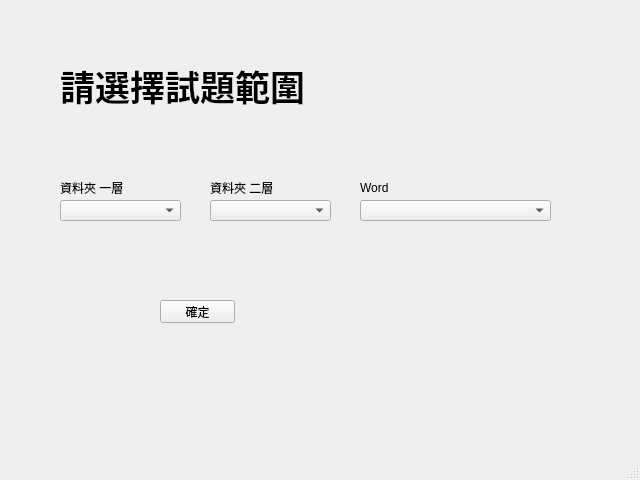
Before: the Qt Designer form view/test.ui in allen880612/Question-Database-System, drawn with Qt 5.
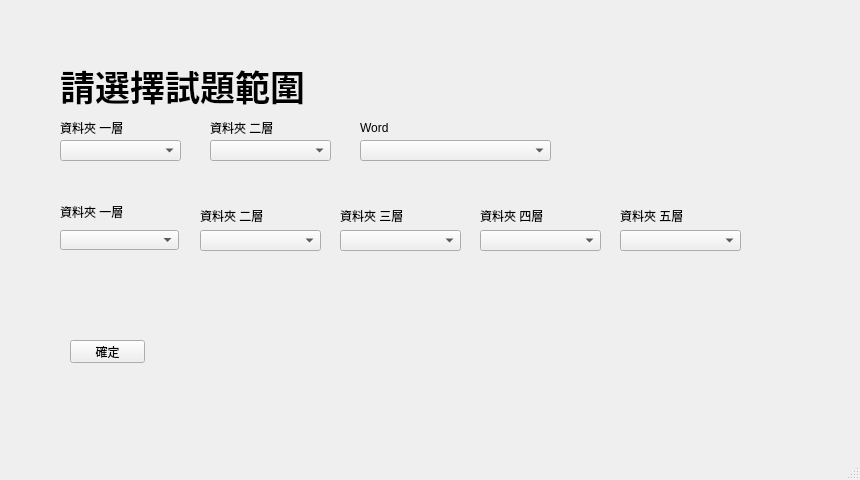
After: the same form once the commit is applied.

What changed in the file:
```diff
--- a/view/test.ui
+++ b/view/test.ui
@@ -6,7 +6,7 @@
    <rect>
     <x>0</x>
     <y>0</y>
-    <width>640</width>
+    <width>860</width>
     <height>480</height>
    </rect>
   </property>
@@ -38,8 +38,8 @@
    <widget class="QPushButton" name="btn_confirm">
     <property name="geometry">
      <rect>
-      <x>160</x>
-      <y>300</y>
+      <x>70</x>
+      <y>340</y>
       <width>75</width>
       <height>23</height>
      </rect>
@@ -52,7 +52,7 @@
     <property name="geometry">
      <rect>
       <x>60</x>
-      <y>200</y>
+      <y>140</y>
       <width>121</width>
       <height>21</height>
      </rect>
@@ -62,7 +62,7 @@
     <property name="geometry">
      <rect>
       <x>210</x>
-      <y>200</y>
+      <y>140</y>
       <width>121</width>
       <height>21</height>
      </rect>
@@ -72,7 +72,7 @@
     <property name="geometry">
      <rect>
       <x>360</x>
-      <y>200</y>
+      <y>140</y>
       <width>191</width>
       <height>21</height>
      </rect>
@@ -82,7 +82,7 @@
     <property name="geometry">
      <rect>
       <x>60</x>
-      <y>180</y>
+      <y>120</y>
       <width>91</width>
       <height>16</height>
      </rect>
@@ -95,7 +95,7 @@
     <property name="geometry">
      <rect>
       <x>210</x>
-      <y>180</y>
+      <y>120</y>
       <width>81</width>
       <height>16</height>
      </rect>
@@ -108,7 +108,7 @@
     <property name="geometry">
      <rect>
       <x>360</x>
-      <y>180</y>
+      <y>120</y>
       <width>71</width>
       <height>16</height>
      </rect>
@@ -117,6 +117,121 @@
      <string>Word</string>
     </property>
    </widget>
+   <widget class="QComboBox" name="cBox_level2">
+    <property name="geometry">
+     <rect>
+      <x>200</x>
+      <y>230</y>
+      <width>121</width>
+      <height>21</height>
+     </rect>
+    </property>
+   </widget>
+   <widget class="QLabel" name="label_level2">
+    <property name="geometry">
+     <rect>
+      <x>200</x>
+      <y>205</y>
+      <width>71</width>
+      <height>21</height>
+     </rect>
+    </property>
+    <property name="text">
+     <string>資料夾 二層</string>
+    </property>
+   </widget>
+   <widget class="QComboBox" name="cBox_level3">
+    <property name="geometry">
+     <rect>
+      <x>340</x>
+      <y>230</y>
+      <width>121</width>
+      <height>21</height>
+     </rect>
+    </property>
+   </widget>
+   <widget class="QLabel" name="label_level3">
+    <property name="geometry">
+     <rect>
+      <x>340</x>
+      <y>205</y>
+      <width>71</width>
+      <height>21</height>
+     </rect>
+    </property>
+    <property name="text">
+     <string>資料夾 三層</string>
+    </property>
+   </widget>
+   <widget class="QComboBox" name="cBox_level4">
+    <property name="geometry">
+     <rect>
+      <x>480</x>
+      <y>230</y>
+      <width>121</width>
+      <height>21</height>
+     </rect>
+    </property>
+   </widget>
+   <widget class="QLabel" name="label_level4">
+    <property name="geometry">
+     <rect>
+      <x>480</x>
+      <y>205</y>
+      <width>71</width>
+      <height>21</height>
+     </rect>
+    </property>
+    <property name="text">
+     <string>資料夾 四層</string>
+    </property>
+   </widget>
+   <widget class="QComboBox" name="cBox_level5">
+    <property name="geometry">
+     <rect>
+      <x>620</x>
+      <y>230</y>
+      <width>121</width>
+      <height>21</height>
+     </rect>
+    </property>
+   </widget>
+   <widget class="QLabel" name="label_level5">
+    <property name="geometry">
+     <rect>
+      <x>620</x>
+      <y>205</y>
+      <width>71</width>
+      <height>21</height>
+     </rect>
+    </property>
+    <property name="text">
+     <string>資料夾 五層</string>
+    </property>
+   </widget>
+   <widget class="QLabel" name="label_level1">
+    <property name="geometry">
+     <rect>
+      <x>60</x>
+      <y>200</y>
+      <width>119</width>
+      <height>23</height>
+     </rect>
+    </property>
+    <property name="text">
+     <string>資料夾 一層</string>
+    </property>
+   </widget>
+   <widget class="QComboBox" name="cBox_level1">
+    <property name="geometry">
+     <rect>
+      <x>60</x>
+      <y>230</y>
+      <width>119</width>
+      <height>20</height>
+     </rect>
+    </property>
+   </widget>
   </widget>
   <widget class="QMenuBar" name="menubar">
    <property name="geometry">
```
Left out of the diff: 4 changed lines with no effect on the pictures.
